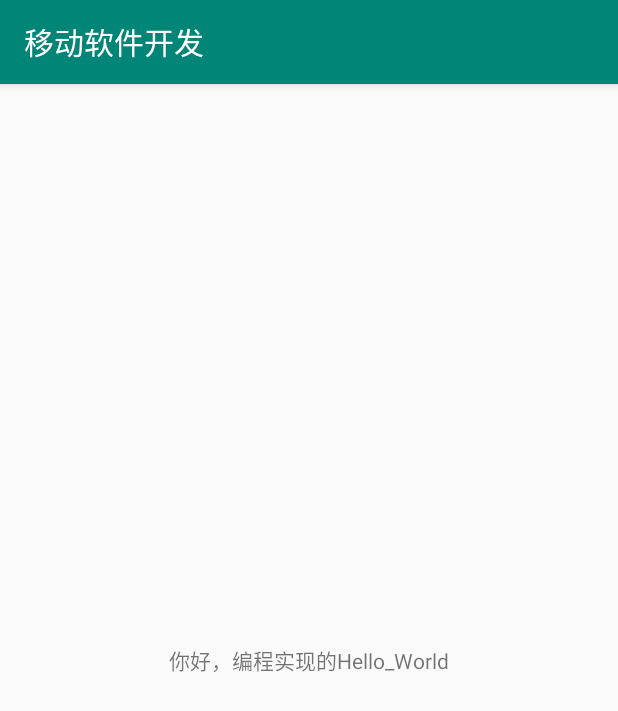
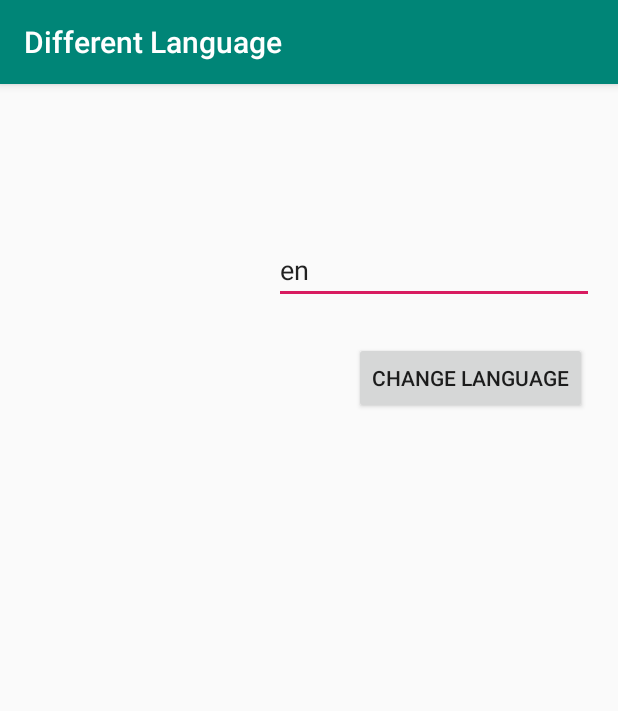
Before and after one commit to PUREzz/donggeniupi, an Android app: the screen it shows after launch (TextViewMainActivity before the commit, ChangeLanguageMainActivity after it), on a phone screen of 412 x 824 dp. Shown: the top 711 px of the screen. Run offline under Robolectric (Android 15) with nearby library versions, the phone set to English and light mode, and no system bars.

Commit message:
Hello_World4

```diff
--- a/app/build.gradle
+++ b/app/build.gradle
@@ -24,6 +24,8 @@ dependencies {
     implementation 'androidx.appcompat:appcompat:1.0.2'
     implementation 'androidx.constraintlayout:constraintlayout:1.1.3'
     testImplementation 'junit:junit:4.12'
+    androidTestImplementation 'androidx.test.ext:junit:1.1.1'
     androidTestImplementation 'androidx.test:runner:1.2.0'
     androidTestImplementation 'androidx.test.espresso:espresso-core:3.2.0'
+    androidTestImplementation 'com.android.support.test:rules:1.0.2'
 }
--- /dev/null
+++ b/app/src/main/java/com/example/casper/ChangeLanguageMainActivity.java
@@ -0,0 +1,82 @@
+package com.example.casper;
+
+import android.os.Bundle;
+import android.view.View;
+import android.widget.Button;
+import android.widget.EditText;
+import android.widget.TextView;
+
+import androidx.appcompat.app.AppCompatActivity;
+
+public class ChangeLanguageMainActivity extends AppCompatActivity {
+
+    private Button button_change_language;
+    private EditText edit_text_country;
+    private TextView text_view_language;
+
+    @Override
+    protected void onCreate(Bundle savedInstanceState) {
+        super.onCreate(savedInstanceState);
+        setContentView(R.layout.activity_button);
+
+        button_change_language = this.findViewById(R.id.button_change_language);
+        edit_text_country = this.findViewById(R.id.edit_text_country);
+        text_view_language = (TextView) this.findViewById(R.id.text_view_language);
+
+        button_change_language.setOnClickListener(new myOnclickLister());
+
+    }
+
+    class myOnclickLister implements View.OnClickListener {
+
+        public void onClick(View v) {
+            Button button = (Button) v;
+            String resName1 = "";
+            String resName2 = "";
+            int Id1 = 0;
+            int Id2 = 0;
+            String string = edit_text_country.getText().toString();
+            resName1 = "language_" + string;
+            resName2 = "change_language_" + string;
+            if(string.equals("cn")||string.equals("en")||string.equals("jp")||string.equals("kr")){
+                resName1 = "language_" + string;
+                resName2 = "change_language_" + string;
+                Id1 = getResources().getIdentifier(resName1,"string",getPackageName());
+                Id2 = getResources().getIdentifier(resName2,"string",getPackageName());
+                text_view_language.setText(getString(Id1));
+                button_change_language.setText(getString(Id2));
+            }
+
+//            if(string.equals("cn")) {
+//                resName1 = "language_" + string;
+//                resName2 = "change_language_" + string;
+//                Id1 = getResources().getIdentifier(resName1,"string",getPackageName());
+//                Id2 = getResources().getIdentifier(resName2,"string",getPackageName());
+//                text_view_language.setText(getString(Id1));
+//                button_change_language.setText(getString(Id2));
+//            }
+//            else if(string.equals("en")){
+//                resName1 = "language_en";
+//                resName2 = "change_language_en";
+//                Id1 = getResources().getIdentifier(resName1,"string",getPackageName());
+//                Id2 = getResources().getIdentifier(resName2,"string",getPackageName());
+//                text_view_language.setText(getString(Id1));
+//                button_change_language.setText(getString(Id2));
+//            }
+//            else if(string.equals("jp")){
+//                resName1 = "language_jp";
+//                resName2 = "change_language_jp";
+//                Id1 = getResources().getIdentifier(resName1,"string",getPackageName());
+//                Id2 = getResources().getIdentifier(resName2,"string",getPackageName());
+//                text_view_language.setText(getString(Id1));
+//                button_change_language.setText(getString(Id2));
+//            }
+//            else if(string.equals("kr")){
+//                Id1 = getResources().getIdentifier(resName1,"string",getPackageName());
+//                Id2 = getResources().getIdentifier(resName2,"string",getPackageName());
+//                text_view_language.setText(getString(Id1));
+//                button_change_language.setText(getString(Id2));
+//            }
+        }
+    }
+}
--- a/app/src/main/java/com/example/casper/TextViewMainActivity.java
+++ b/app/src/main/java/com/example/casper/TextViewMainActivity.java
@@ -1,19 +1,28 @@
 package com.example.casper;
+
+import android.content.Context;
+import android.os.Bundle;
+import android.widget.TextView;
 
 import androidx.appcompat.app.AppCompatActivity;
 
-import android.os.Bundle;
-import android.widget.TextView;
-
 public class TextViewMainActivity extends AppCompatActivity {
 
-    private TextView textViewHelloWorld;
+    private TextView text_view_hello_world;
     @Override
     protected void onCreate(Bundle savedInstanceState) {
         super.onCreate(savedInstanceState);
-        setContentView(R.layout.text_View_activity_main);
+        setContentView(R.layout.activity_text_view);
 
-        textViewHelloWorld = findViewById(R.id.textViewHelloWorld);
-        textViewHelloWorld.setText("你好，编程实现的Hello_World");
+        text_view_hello_world = findViewById(R.id.text_view_hello_world);
+        //text_view_hello_world.setText("你好Android");
+
+
+        Context context = this.getApplicationContext();
+        String resName = "Hello_world2";
+        int hello_world2Id = context.getResources().getIdentifier(resName, "string", context.getPackageName());
+        text_view_hello_world.setText(this.getString(hello_world2Id));
+
+
     }
 }
--- /dev/null
+++ b/app/src/main/res/layout/activity_button.xml
@@ -0,0 +1,57 @@
+<?xml version="1.0" encoding="utf-8"?>
+<androidx.constraintlayout.widget.ConstraintLayout xmlns:android="http://schemas.android.com/apk/res/android"
+    xmlns:app="http://schemas.android.com/apk/res-auto"
+    xmlns:tools="http://schemas.android.com/tools"
+    android:layout_width="match_parent"
+    android:layout_height="match_parent"
+    tools:context=".ChangeLanguageMainActivity">
+
+    <Button
+        android:id="@+id/button_change_language"
+        android:layout_width="wrap_content"
+        android:layout_height="wrap_content"
+        android:layout_marginStart="236dp"
+        android:layout_marginLeft="236dp"
+        android:layout_marginTop="172dp"
+        android:text="@string/change_language_en"
+        app:layout_constraintStart_toStartOf="parent"
+        app:layout_constraintTop_toTopOf="parent" />
+
+    <TextView
+        android:id="@+id/text_view_language"
+        android:layout_width="wrap_content"
+        android:layout_height="35dp"
+        android:layout_marginStart="8dp"
+        android:layout_marginLeft="8dp"
+        android:layout_marginTop="8dp"
+        android:layout_marginEnd="8dp"
+        android:layout_marginRight="8dp"
+        android:layout_marginBottom="8dp"
+        android:text="@string/language_en"
+        app:layout_constraintBottom_toBottomOf="parent"
+        app:layout_constraintEnd_toStartOf="parent"
+        app:layout_constraintHorizontal_bias="0.539"
+        app:layout_constraintStart_toStartOf="@+id/button_change_language"
+        app:layout_constraintTop_toTopOf="parent"
+        app:layout_constraintVertical_bias="0.145" />
+
+    <EditText
+        android:id="@+id/edit_text_country"
+        android:layout_width="wrap_content"
+        android:layout_height="wrap_content"
+        android:layout_marginStart="8dp"
+        android:layout_marginLeft="8dp"
+        android:layout_marginTop="8dp"
+        android:layout_marginEnd="8dp"
+        android:layout_marginRight="8dp"
+        android:layout_marginBottom="8dp"
+        android:ems="10"
+        android:inputType="textPersonName"
+        android:text="@string/start_text"
+        app:layout_constraintBottom_toBottomOf="parent"
+        app:layout_constraintEnd_toEndOf="parent"
+        app:layout_constraintHorizontal_bias="0.956"
+        app:layout_constraintStart_toStartOf="parent"
+        app:layout_constraintTop_toTopOf="parent"
+        app:layout_constraintVertical_bias="0.132" />
+</androidx.constraintlayout.widget.ConstraintLayout>
--- a/app/src/main/res/layout/text_View_activity_main.xml
+++ b/app/src/main/res/layout/activity_text_view.xml
@@ -7,10 +7,11 @@
     tools:context=".TextViewMainActivity">
 
     <TextView
-        android:id="@+id/textViewHelloWorld"
+
+        android:id="@+id/text_view_hello_world"
         android:layout_width="wrap_content"
-        android:layout_height="wrap_content"
-        android:text="@string/Hello_World"
+        android:layout_height="17dp"
+        android:text="Hello World!"
         app:layout_constraintBottom_toBottomOf="parent"
         app:layout_constraintLeft_toLeftOf="parent"
         app:layout_constraintRight_toRightOf="parent"
--- a/app/src/main/res/values/strings.xml
+++ b/app/src/main/res/values/strings.xml
@@ -1,4 +1,20 @@
 <resources>
-    <string name="app_name">移动软件开发</string>
-    <string name="Hello_World">你好世界</string>
+    <string name="app_name">Different Language</string>
+
+    <string name="language_cn">语言</string>
+
+    <string name="language_en">Language</string>
+
+    <string name="language_jp">言語</string>
+
+    <string name="language_kr">언어</string>
+
+    <string name="change_language_cn">改变语言</string>
+
+    <string name="change_language_en">Change language</string>
+
+    <string name="change_language_jp">言語を変更する</string>
+
+    <string name="change_language_kr">언어 변경</string>
+    <string name="start_text">en</string>
 </resources>
```
Also changed, not shown: app/src/main/AndroidManifest.xml (+7 -0 lines), 2 other files.
